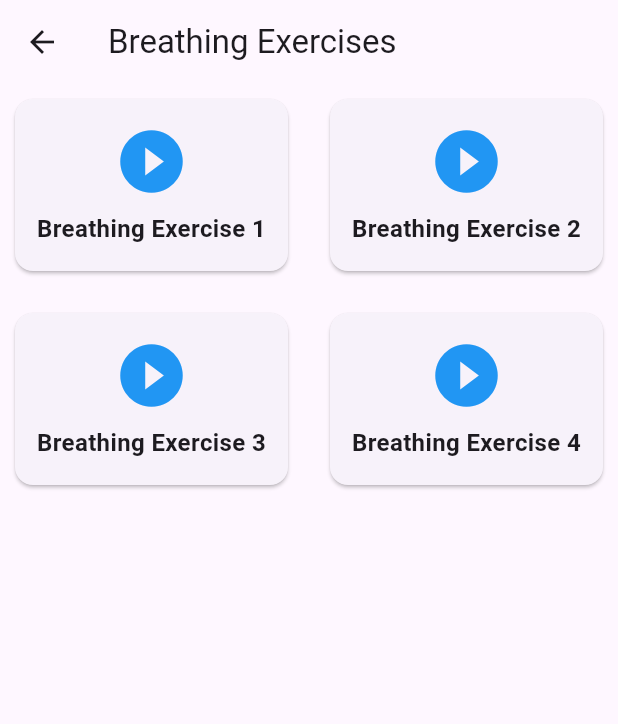
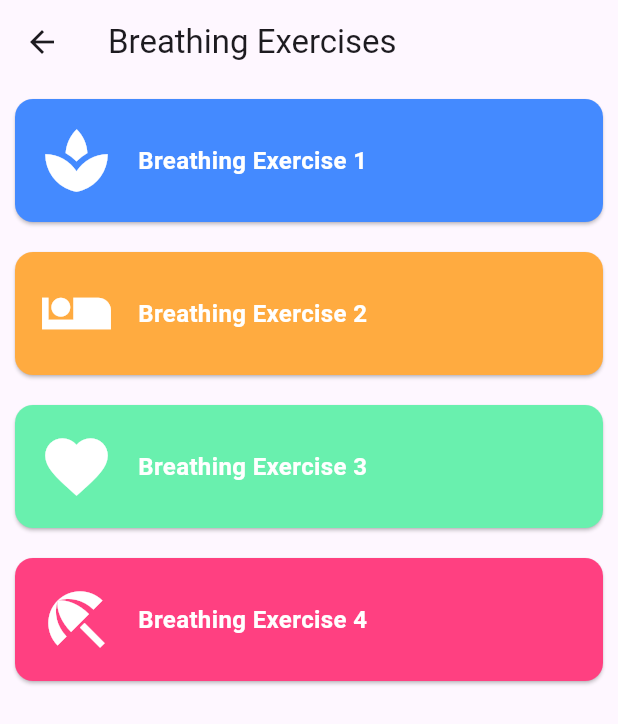
Before and after one commit to pherneaspherb/cc206_emoti_sense, a Flutter app: the MeditationPage screen opened by its route, on a phone screen of 412 x 824 dp. Shown: the top 724 px of the screen. Run offline on Flutter 3.47's test engine with Material 3 defaults, Android fonts, the light colour scheme and no system bars; network calls fail.

Commit message:
psuh changes

```diff
--- a/lib/features/discover_page.dart
+++ b/lib/features/discover_page.dart
@@ -30,7 +30,7 @@ class _DiscoverPageState extends State<DiscoverPage> {
             case 1:
               return _buildCategoryItem(context, 'Meditation', Icons.self_improvement, Colors.greenAccent, MeditationPage());
             case 2:
-              return _buildCategoryItem(context, 'Breathwork', Icons.air, Colors.lightBlueAccent, BreathworkScreen());
+              return _buildCategoryItem(context, 'Breathwork', Icons.air, Colors.lightBlueAccent, BreathworkPage());
             case 3:
               return _buildCategoryItem(context, 'Stories', Icons.book, Colors.redAccent, PoemsPage());
             default:
--- a/lib/features/discover_sections/breathwork.dart
+++ b/lib/features/discover_sections/breathwork.dart
@@ -1,47 +1,122 @@
-import 'package:cc206_emoti_sense/features/dashboard.dart';
 import 'package:flutter/material.dart';
+import 'package:url_launcher/url_launcher.dart';
 
-Widget _buildCuratedItem(BuildContext context, String title, IconData icon, Color color) {
-  return Container(
-    margin: const EdgeInsets.all(8.0),
-    padding: const EdgeInsets.all(16.0),
-    decoration: BoxDecoration(
-      color: color.withOpacity(0.2),
+class MeditationPage extends StatelessWidget {
+  // List of YouTube video URLs for breathing exercises
+  final List<Map<String, String>> videoDetails = [
+    {
+      'url': 'https://www.youtube.com/watch?v=Dx112W4i5I0',
+      'title': 'Breathing Exercise 1',
+    },
+    {
+      'url': 'https://www.youtube.com/watch?v=eZBa63NZbbE',
+      'title': 'Breathing Exercise 2',
+    },
+    {
+      'url': 'https://www.youtube.com/watch?v=kpSkoXRrZnE',
+      'title': 'Breathing Exercise 3',
+    },
+    {
+      'url': 'https://www.youtube.com/watch?v=Fu6XOe6SwHI',
+      'title': 'Breathing Exercise 4',
+    },
+  ];
+
+  @override
+  Widget build(BuildContext context) {
+    return Scaffold(
+      appBar: AppBar(
+        title: Text("Breathing Exercises"),
+      ),
+      body: ListView.builder(
+        itemCount: videoDetails.length,
+        itemBuilder: (context, index) {
+          final video = videoDetails[index];
+          final videoUrl = video['url']!;
+          final videoTitle = video['title']!;
+
+          // Set a random color for the card
+          Color cardColor = _getCardColor(index);
+
+          // Icon for each exercise (you can modify these as per your preference)
+          IconData icon = Icons.access_alarm;
+
+          // Set different icons for each exercise
+          if (index == 0) {
+            icon = Icons.spa;
+          } else if (index == 1) {
+            icon = Icons.airline_seat_individual_suite;
+          } else if (index == 2) {
+            icon = Icons.favorite;
+          } else if (index == 3) {
+            icon = Icons.beach_access;
+          }
+
+          return Card(
+            color: cardColor,
+            margin: EdgeInsets.all(10),
+            shape: RoundedRectangleBorder(
               borderRadius: BorderRadius.circular(12),
             ),
+            child: GestureDetector(
+              onTap: () => _launchURL(videoUrl),
+              child: Padding(
+                padding: const EdgeInsets.all(16.0),
                 child: Row(
                   children: [
-        Icon(icon, color: color, size: 30),
-        const SizedBox(width: 10),
-        Text(
-          title,
-          style: TextStyle(fontSize: 16, fontWeight: FontWeight.bold, color: color),
+                    // Icon on the left side
+                    Icon(
+                      icon,
+                      size: 50,
+                      color: Colors.white,
+                    ),
+                    SizedBox(width: 16),
+                    // Title text next to the icon, with overflow handling
+                    Expanded(
+                      child: Text(
+                        videoTitle,
+                        style: TextStyle(
+                          fontSize: 16,
+                          fontWeight: FontWeight.bold,
+                          color: Colors.white,
+                        ),
+                        overflow: TextOverflow.ellipsis,
+                        maxLines: 1,
+                      ),
                     ),
                   ],
+                ),
+              ),
+            ),
+          );
+        },
       ),
     );
   }
 
-class BreathworkScreen extends StatelessWidget {
-  @override
-  Widget build(BuildContext context) {
-      return Scaffold(
-        appBar: AppBar(
-          title: const Text('Breathwork'),
-          leading: IconButton(
-            icon: const Icon(Icons.arrow_back),
-            onPressed: () {
-              Navigator.pushNamed(context, '/dashboard');
-            },
-          ),
-        ),
-        body: ListView(
-          children: [
-            _buildCuratedItem(context, 'Calming Breath', Icons.self_improvement, Colors.blueAccent),
-            _buildCuratedItem(context, '4-7-8 Technique', Icons.accessibility, Colors.greenAccent),
-            _buildCuratedItem(context, 'Box Breathing', Icons.bubble_chart, Colors.purpleAccent),
-          ],
-        ),
-    );
+  // Launches the YouTube URL in the browser
+  Future<void> _launchURL(String url) async {
+    final Uri uri = Uri.parse(url); // Parse the URL
+    if (await canLaunchUrl(uri)) {
+      await launchUrl(uri); // Open the URL in the browser
+    } else {
+      print('Could not launch $url');
     }
   }
+
+  // Function to get a random color for each card
+  Color _getCardColor(int index) {
+    // Return different colors for each card
+    if (index == 0) {
+      return Colors.blueAccent;
+    } else if (index == 1) {
+      return Colors.orangeAccent;
+    } else if (index == 2) {
+      return Colors.greenAccent;
+    } else if (index == 3) {
+      return Colors.pinkAccent;
+    } else {
+      return Colors.tealAccent;
+    }
+  }
+}
--- a/lib/features/discover_sections/meditation.dart
+++ /dev/null
@@ -1,76 +0,0 @@
-import 'package:flutter/material.dart';
-import 'package:url_launcher/url_launcher.dart';
-
-class MeditationPage extends StatelessWidget {
-  // List of YouTube video URLs for breathing exercises
-  final List<Map<String, String>> videoDetails = [
-    {
-      'url': 'https://www.youtube.com/watch?v=Dx112W4i5I0&pp=ygUZc2hvcnQgYnJlYXRoaW5nIGV4ZXJjaXNlcw%3D%3D',
-      'title': 'Breathing Exercise 1',
-    },
-    {
-      'url': 'https://www.youtube.com/watch?v=eZBa63NZbbE&pp=ygUZc2hvcnQgYnJlYXRoaW5nIGV4ZXJjaXNlcw%3D%3D',
-      'title': 'Breathing Exercise 2',
-    },
-    {
-      'url': 'https://www.youtube.com/watch?v=kpSkoXRrZnE&pp=ygUZc2hvcnQgYnJlYXRoaW5nIGV4ZXJjaXNlcw%3D%3D',
-      'title': 'Breathing Exercise 3',
-    },
-    {
-      'url': 'https://www.youtube.com/watch?v=Fu6XOe6SwHI&pp=ygUZc2hvcnQgYnJlYXRoaW5nIGV4ZXJjaXNlcw%3D%3D',
-      'title': 'Breathing Exercise 4',
-    },
-  ];
-
-  @override
-  Widget build(BuildContext context) {
-    return Scaffold(
-      appBar: AppBar(
-        title: Text("Breathing Exercises"),
-      ),
-      body: GridView.builder(
-        gridDelegate: SliverGridDelegateWithFixedCrossAxisCount(
-          crossAxisCount: 2, // Two videos per row
-          crossAxisSpacing: 8.0, // Spacing between columns
-          mainAxisSpacing: 8.0, // Spacing between rows
-          childAspectRatio: 1.5, // Adjust aspect ratio for tile size
-        ),
-        itemCount: videoDetails.length,
-        itemBuilder: (context, index) {
-          final video = videoDetails[index];
-          final videoUrl = video['url']!;
-          final videoTitle = video['title']!;
-
-          return Card(
-            margin: EdgeInsets.all(10),
-            child: GestureDetector(
-              onTap: () => _launchURL(videoUrl),
-              child: Column(
-                mainAxisAlignment: MainAxisAlignment.center,
-                children: [
-                  Icon(Icons.play_circle_fill, size: 50, color: Colors.blue), // Play icon
-                  SizedBox(height: 8),
-                  Text(
-                    videoTitle,
-                    textAlign: TextAlign.center,
-                    style: TextStyle(fontSize: 16, fontWeight: FontWeight.bold),
-                  ),
-                ],
-              ),
-            ),
-          );
-        },
-      ),
-    );
-  }
-
-  // Launches the YouTube URL in the browser
-  Future<void> _launchURL(String url) async {
-    final Uri uri = Uri.parse(url); // Parse the URL
-    if (await canLaunchUrl(uri)) {
-      await launchUrl(uri); // Use launchUrl() method for newer versions
-    } else {
-      throw 'Could not launch $url';
-    }
-  }
-}
--- a/lib/main.dart
+++ b/lib/main.dart
@@ -33,7 +33,7 @@
         '/editprofile': (context) => const ProfileEdit(),
         '/music': (context) => MusicPage(),
         '/meditation': (context) => MeditationPage(),
-        '/breathwork': (context) => BreathworkScreen(),
+        '/breathwork': (context) => BreathworkPage(),
         '/stories': (context) => PoemsPage(),
       },
     );
--- a/pubspec.yaml
+++ b/pubspec.yaml
@@ -12,7 +12,6 @@ dependencies:
     sdk: flutter
   http: ^1.2.2
   audioplayers: ^6.1.0
-  youtube_player_flutter: ^8.0.0
   url_launcher: ^6.1.10
   cupertino_icons: ^1.0.8
 
```
Also changed, not shown: pubspec.lock. Lines whose indentation alone changed are shown as unchanged.
